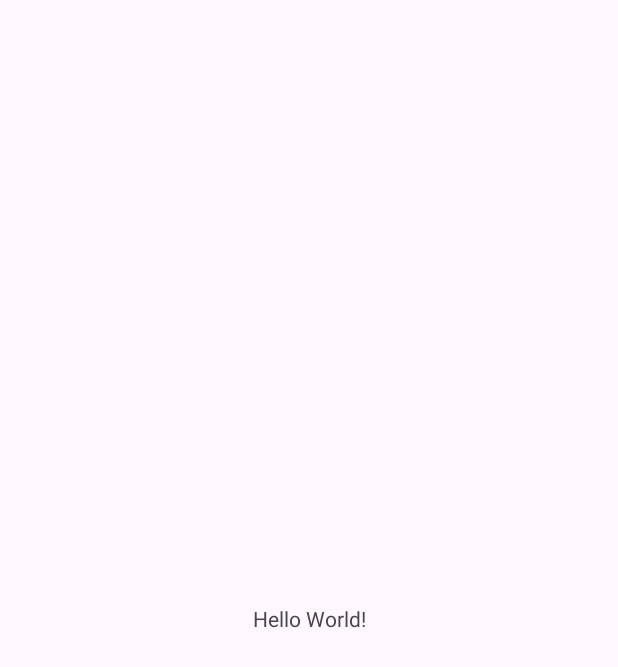
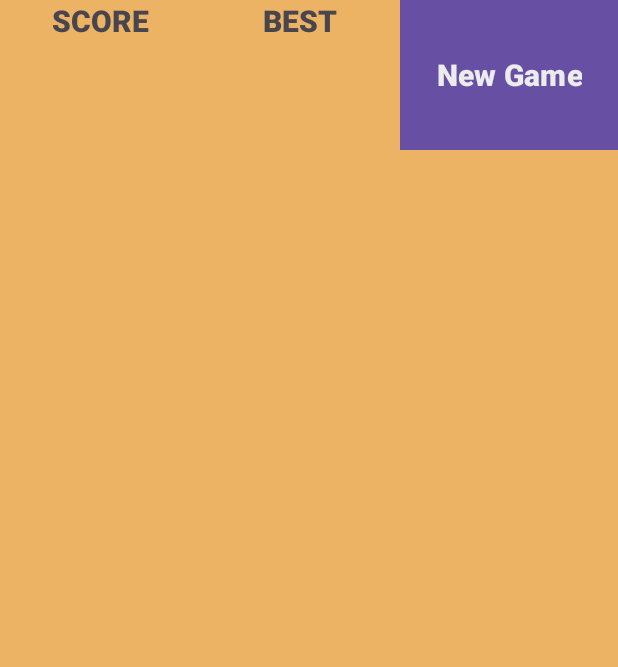
Before and after one commit to J4F3ET/JOB.PPC, an Android app: the screen it shows after launch (MainActivity), on a phone screen of 412 x 824 dp. Before the commit the part shown is almost empty. Shown: the top 667 px of the screen. Run offline under Robolectric (Android 15) with nearby library versions, the phone set to English and light mode, and no system bars.

Commit message:
feat: :sparkles: Add MVVM architecture

```diff
--- /dev/null
+++ b/app/src/main/java/com/example/jobcpp/Model/DTO/GameState.kt
@@ -0,0 +1,10 @@
+package ud.ppc.Model.DTO
+
+import ud.ppc.Model.Interface.InterfaceBoard
+import ud.ppc.Model.Interface.InterfaceBox
+
+data class GameState(
+    val board:InterfaceBoard<InterfaceBox>,
+    var score: Int,
+    var best: Int
+)
--- /dev/null
+++ b/app/src/main/java/com/example/jobcpp/Model/Interface/InterfaceBoard.kt
@@ -0,0 +1,7 @@
+package ud.ppc.Model.Interface
+
+import java.util.LinkedList
+
+interface InterfaceBoard<T> {
+    val square:LinkedList<T>;
+}
--- /dev/null
+++ b/app/src/main/java/com/example/jobcpp/Model/Interface/InterfaceBox.kt
@@ -0,0 +1,6 @@
+package ud.ppc.Model.Interface
+
+interface InterfaceBox {
+    var value:Short;
+    val position:Pair<Byte,Byte>
+}
--- /dev/null
+++ b/app/src/main/java/com/example/jobcpp/Utils/MovementDirection.kt
@@ -0,0 +1,5 @@
+package ud.ppc.Utils
+
+enum class MovementDirection {
+    LEFT,UP,RIGHT,DOWN
+}
--- /dev/null
+++ b/app/src/main/java/com/example/jobcpp/ViewModel/Interface/InterfaceMoveObject.kt
@@ -0,0 +1,12 @@
+package ud.ppc.ViewModel.Interface
+
+import ud.ppc.Model.Interface.InterfaceBoard
+import ud.ppc.Model.Interface.InterfaceBox
+import ud.ppc.Utils.MovementDirection
+
+interface InterfaceMoveObject {
+    fun validateMove(box:InterfaceBox,board: InterfaceBoard<InterfaceBox>):Boolean
+    fun executeMovement(
+        direction:MovementDirection,box: InterfaceBox,board: InterfaceBoard<InterfaceBox>
+    ):InterfaceBoard<InterfaceBox>
+}
--- a/app/src/main/res/layout/activity_main.xml
+++ b/app/src/main/res/layout/activity_main.xml
@@ -5,15 +5,103 @@
     android:id="@+id/main"
     android:layout_width="match_parent"
     android:layout_height="match_parent"
+    android:background="@color/sand"
     tools:context=".MainActivity">
 
-    <TextView
-        android:layout_width="wrap_content"
-        android:layout_height="wrap_content"
-        android:text="Hello World!"
-        app:layout_constraintBottom_toBottomOf="parent"
-        app:layout_constraintEnd_toEndOf="parent"
-        app:layout_constraintStart_toStartOf="parent"
-        app:layout_constraintTop_toTopOf="parent" />
+    <LinearLayout
+        android:id="@+id/container"
+        android:layout_width="match_parent"
+        android:layout_height="match_parent"
+        android:orientation="vertical">
+        <LinearLayout
+            android:id="@+id/toolBar"
+            android:layout_width="match_parent"
+            android:layout_height="100dp"
+            android:orientation="horizontal"
+            app:layout_constraintEnd_toEndOf="parent"
+            app:layout_constraintStart_toStartOf="parent"
+            app:layout_constraintTop_toTopOf="parent">
 
+            <LinearLayout
+                android:layout_width="0dp"
+                android:layout_height="match_parent"
+                android:layout_weight="1"
+                android:orientation="vertical">
+
+                <TextView
+                    android:id="@+id/textScore"
+                    android:layout_width="match_parent"
+                    android:layout_height="wrap_content"
+                    android:fontFamily="sans-serif-black"
+                    android:text="@string/text_score"
+                    android:textAlignment="center"
+                    android:textAllCaps="true"
+                    android:textSize="20sp"
+                    android:typeface="sans" />
+
+                <TextView
+                    android:id="@+id/input_text_score"
+                    android:layout_width="match_parent"
+                    android:layout_height="0dp"
+                    android:layout_weight="2"
+                    android:fontFamily="sans-serif-black"
+                    android:text="@string/text_empty"
+                    android:textAlignment="center"
+                    android:textAllCaps="true"
+                    android:typeface="sans" />
+            </LinearLayout>
+
+            <LinearLayout
+                android:layout_width="0dp"
+                android:layout_height="match_parent"
+                android:layout_weight="1"
+                android:orientation="vertical">
+
+                <TextView
+                    android:id="@+id/textBest"
+                    android:layout_width="match_parent"
+                    android:layout_height="wrap_content"
+                    android:fontFamily="sans-serif-black"
+                    android:text="@string/text_best"
+                    android:textAlignment="center"
+                    android:textAllCaps="true"
+                    android:textSize="20sp"
+                    android:typeface="normal" />
+
+                <TextView
+                    android:id="@+id/input_text_best"
+                    android:layout_width="match_parent"
+                    android:layout_height="0dp"
+                    android:layout_weight="2"
+                    android:fontFamily="sans-serif-black"
+                    android:text="@string/text_empty"
+                    android:textAlignment="center"
+                    android:textAllCaps="true"
+                    android:typeface="sans" />
+            </LinearLayout>
+            <Button
+                android:id="@+id/btn_newGame"
+                android:layout_width="wrap_content"
+                android:layout_height="match_parent"
+                android:background="@color/blue_300"
+                android:fontFamily="sans-serif-black"
+                android:text="@string/text_newGame"
+                android:textAlignment="center"
+                android:textColor="@color/white"
+                android:textSize="20sp"
+                android:typeface="normal" />
+
+        </LinearLayout>
+
+        <GridView
+            android:id="@+id/grid"
+            android:layout_width="match_parent"
+            android:layout_height="match_parent"
+            android:columnWidth="120dp"
+            android:horizontalSpacing="5dp"
+            android:numColumns="4"
+            android:padding="5dp"
+            android:verticalSpacing="5dp"
+            />
+    </LinearLayout>
 </androidx.constraintlayout.widget.ConstraintLayout>
--- a/app/src/main/res/values/colors.xml
+++ b/app/src/main/res/values/colors.xml
@@ -1,5 +1,12 @@
 <?xml version="1.0" encoding="utf-8"?>
 <resources>
-    <color name="black">#FF000000</color>
-    <color name="white">#FFFFFFFF</color>
+    <color name="blue_500">#041C32</color>
+    <color name="blue_400">#04293A</color>
+    <color name="blue_300">#064663</color>
+    <color name="sand">#ECB365</color>
+    <color name="brown">#a57d46</color>
+    <color name="brown_dark">#765932</color>
+    <color name="black">#121212</color>
+    <color name="white">#ECECEC</color>
+    <color name="transparent">#00FFFFFF</color>
 </resources>
--- a/app/src/main/res/values/strings.xml
+++ b/app/src/main/res/values/strings.xml
@@ -1,3 +1,7 @@
 <resources>
     <string name="app_name">JOB.CPP</string>
+    <string name="text_best">Best</string>
+    <string name="text_score">Score</string>
+    <string name="text_newGame">New Game</string>
+    <string name="text_empty"> </string>
 </resources>
--- a/gradle/libs.versions.toml
+++ b/gradle/libs.versions.toml
@@ -9,6 +9,7 @@ appcompat = "1.6.1"
 material = "1.10.0"
 activity = "1.8.0"
 constraintlayout = "2.1.4"
+gridlayout = "1.0.0"
 
 [libraries]
 androidx-core-ktx = { group = "androidx.core", name = "core-ktx", version.ref = "coreKtx" }
@@ -19,6 +20,7 @@ androidx-appcompat = { group = "androidx.appcompat", name = "appcompat", version
 material = { group = "com.google.android.material", name = "material", version.ref = "material" }
 androidx-activity = { group = "androidx.activity", name = "activity", version.ref = "activity" }
 androidx-constraintlayout = { group = "androidx.constraintlayout", name = "constraintlayout", version.ref = "constraintlayout" }
+androidx-gridlayout = { group = "androidx.gridlayout", name = "gridlayout", version.ref = "gridlayout" }
 
 [plugins]
 android-application = { id = "com.android.application", version.ref = "agp" }
```
